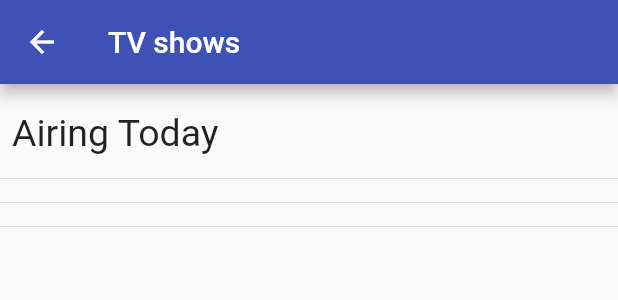
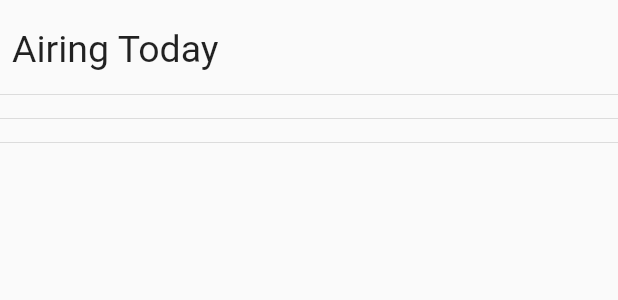
Before and after one commit to Arunnaidu3470/Movie_Bucket, a Flutter app: the TVshows widget shown alone on an empty page, opened directly, on a phone screen of 412 x 824 dp. Shown: the top 300 px of the screen. Run offline on Flutter 3.47's test engine with Material 2 defaults, Android fonts, the phone set to English and light mode, and no system bars; our stand-ins replace bottom_navy_bar, cached_network_image, carousel_slider, youtube_player_flutter; network calls fail.

Commit message:
redesign Scaffold

```diff
--- a/lib/Root.dart
+++ b/lib/Root.dart
@@ -1,3 +1,4 @@
+import 'package:flutter/cupertino.dart';
 import 'package:flutter/material.dart';
 import 'package:bottom_navy_bar/bottom_navy_bar.dart';
 
@@ -16,6 +17,7 @@ class _RootPageState extends State<RootPage>
       PageController(initialPage: 0, keepPage: true);
 
   int _selectedPage = 0;
+  List<String> _pageTitles = <String>['Movies', 'TvShows', 'Search'];
 
   @override
   void initState() {
@@ -25,6 +27,9 @@ class _RootPageState extends State<RootPage>
   @override
   Widget build(BuildContext context) {
     return Scaffold(
+      appBar: AppBar(
+        title: Text(_pageTitles[_selectedPage]),
+      ),
       body: PageView(
         physics: BouncingScrollPhysics(),
         controller: _pageController,
--- a/lib/pages/TVshows.dart
+++ b/lib/pages/TVshows.dart
@@ -17,12 +17,7 @@ class _TVshowsState extends State<TVshows> with AutomaticKeepAliveClientMixin {
 
   @override
   Widget build(BuildContext context) {
-    return Scaffold(
-      appBar: AppBar(
-        title: Text('TV shows'),
-      ),
-      body: _assemble(),
-    );
+    return _assemble();
   }
 
   Widget _assemble() {
```
Also changed, not shown: lib/pages/Home.dart (+4 -9 lines).
